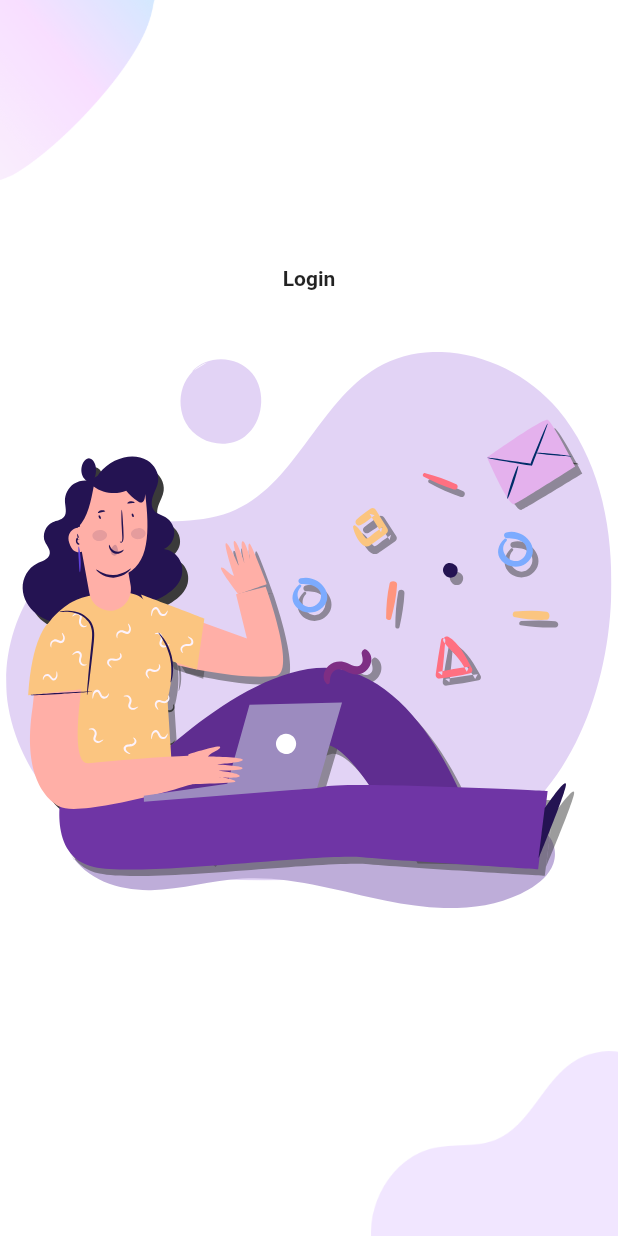
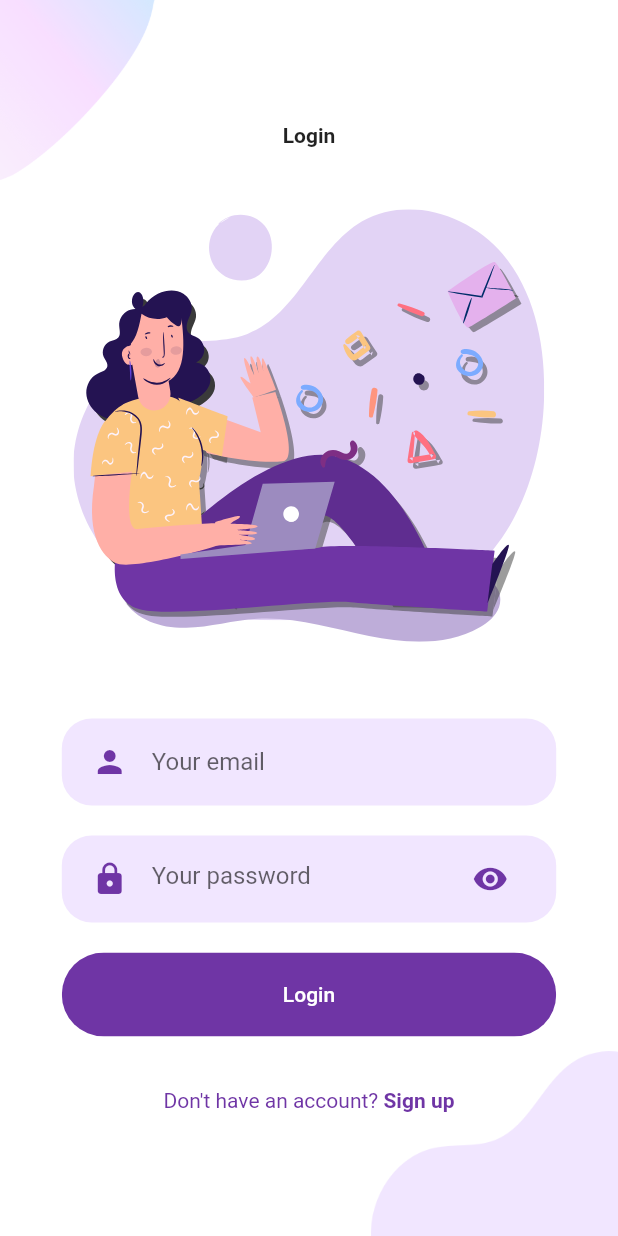
Before and after one commit to SiKirillo/awesome_flutter, a Flutter app: the screen it shows after launch, after a tap on "Login", on a phone screen of 412 x 824 dp. Run offline on Flutter 3.47's test engine with Material 2 defaults, Android fonts, the phone set to English and light mode, and no system bars; our stand-ins replace cloud_firestore, firebase_auth, firebase_core, fl_chart, flutter_spinkit, flutter_svg and 2 more; accounts and stored records are empty.

Commit message:
Patch #2
- finished login page

```diff
--- a/mobile_auth_page/lib/src/features/login/components/body.dart
+++ b/mobile_auth_page/lib/src/features/login/components/body.dart
@@ -1,6 +1,12 @@
 import 'package:flutter/material.dart';
 import 'package:flutter_svg/flutter_svg.dart';
+import 'package:mobile_auth_page/constants.dart';
 import 'package:mobile_auth_page/src/features/login/components/background.dart';
+import 'package:mobile_auth_page/src/features/login/components/bottom_account_check.dart';
+import 'package:mobile_auth_page/src/shared/components/rounded_button.dart';
+import 'package:mobile_auth_page/src/shared/components/rounded_input_field.dart';
+import 'package:mobile_auth_page/src/shared/components/rounded_password_field.dart';
+import 'package:mobile_auth_page/src/shared/components/text_field_container.dart';
 
 class Body extends StatelessWidget {
   const Body({Key? key}) : super(key: key);
@@ -23,19 +29,28 @@ class Body extends StatelessWidget {
             ),
             SvgPicture.asset(
               'assets/icons/login.svg',
-              height: size.height * 0.45,
+              height: size.height * 0.35,
             ),
             SizedBox(
               height: size.height * 0.05,
             ),
-            // RoundedButton(
-            //   text: 'Login',
-            //   callback: () {},
-            // ),
-            // RoundedButton(
-            //   text: 'Sign up',
-            //   callback: () {},
-            // ),
+            RoundedInputField(
+              hintText: 'Your email',
+              onChanged: (value) {},
+            ),
+            RoundedPasswordField(
+              onChanged: (value) {},
+            ),
+            RoundedButton(
+              text: 'Login',
+              callback: () {},
+            ),
+            SizedBox(
+              height: size.height * 0.03,
+            ),
+            BottomAccountCheck(
+              callback: () {},
+            ),
           ],
         ),
       ),
--- /dev/null
+++ b/mobile_auth_page/lib/src/features/login/components/bottom_account_check.dart
@@ -0,0 +1,39 @@
+import 'package:flutter/material.dart';
+import 'package:mobile_auth_page/constants.dart';
+
+class BottomAccountCheck extends StatelessWidget {
+  final bool hasAccount;
+  final Function callback;
+
+  const BottomAccountCheck({
+    Key? key,
+    this.hasAccount = true,
+    required this.callback,
+  }) : super(key: key);
+
+  @override
+  Widget build(BuildContext context) {
+    return Flex(
+      direction: Axis.horizontal,
+      mainAxisAlignment: MainAxisAlignment.center,
+      children: <Widget>[
+        Text(
+          hasAccount ? 'Don\'t have an account? ' : 'Already have an account? ',
+          style: TextStyle(
+            color: kPrimaryColor,
+          ),
+        ),
+        InkWell(
+          onTap: () => callback(),
+          child: Text(
+            hasAccount ? 'Sign up' : 'Sign in',
+            style: TextStyle(
+              color: kPrimaryColor,
+              fontWeight: FontWeight.bold,
+            ),
+          ),
+        ),
+      ],
+    );
+  }
+}
--- /dev/null
+++ b/mobile_auth_page/lib/src/shared/components/rounded_input_field.dart
@@ -0,0 +1,33 @@
+import 'package:flutter/material.dart';
+import 'package:mobile_auth_page/constants.dart';
+import 'package:mobile_auth_page/src/shared/components/text_field_container.dart';
+
+class RoundedInputField extends StatelessWidget {
+  final String hintText;
+  final IconData icon;
+  final ValueChanged<String> onChanged;
+
+  const RoundedInputField({
+    Key? key,
+    required this.hintText,
+    this.icon = Icons.person,
+    required this.onChanged,
+  }) : super(key: key);
+
+  @override
+  Widget build(BuildContext context) {
+    return TextFieldContainer(
+      child: TextField(
+        onChanged: onChanged,
+        decoration: InputDecoration(
+          hintText: hintText,
+          icon: Icon(
+            icon,
+            color: kPrimaryColor,
+          ),
+          border: InputBorder.none,
+        ),
+      ),
+    );
+  }
+}
--- /dev/null
+++ b/mobile_auth_page/lib/src/shared/components/rounded_password_field.dart
@@ -0,0 +1,52 @@
+import 'package:flutter/material.dart';
+import 'package:mobile_auth_page/constants.dart';
+import 'package:mobile_auth_page/src/shared/components/text_field_container.dart';
+
+class RoundedPasswordField extends StatefulWidget {
+  final String hintText;
+  final ValueChanged<String> onChanged;
+
+  const RoundedPasswordField({
+    Key? key,
+    this.hintText = 'Your password',
+    required this.onChanged,
+  }) : super(key: key);
+
+  @override
+  State<RoundedPasswordField> createState() => _RoundedPasswordFieldState();
+}
+
+class _RoundedPasswordFieldState extends State<RoundedPasswordField> {
+  bool _isObscure = true;
+
+  void _changeObscureCallback() {
+    setState(() {
+      _isObscure = !_isObscure;
+    });
+  }
+
+  @override
+  Widget build(BuildContext context) {
+    return TextFieldContainer(
+      child: TextField(
+        onChanged: widget.onChanged,
+        obscureText: _isObscure,
+        decoration: InputDecoration(
+          hintText: widget.hintText,
+          icon: Icon(
+            Icons.lock,
+            color: kPrimaryColor,
+          ),
+          suffixIcon: InkWell(
+            onTap: _changeObscureCallback,
+            child: Icon(
+              Icons.visibility,
+              color: kPrimaryColor,
+            ),
+          ),
+          border: InputBorder.none,
+        ),
+      ),
+    );
+  }
+}
--- /dev/null
+++ b/mobile_auth_page/lib/src/shared/components/text_field_container.dart
@@ -0,0 +1,23 @@
+import 'package:flutter/material.dart';
+import 'package:mobile_auth_page/constants.dart';
+
+class TextFieldContainer extends StatelessWidget {
+  final Widget child;
+
+  const TextFieldContainer({Key? key, required this.child,}) : super(key: key);
+
+  @override
+  Widget build(BuildContext context) {
+    Size size = MediaQuery.of(context).size;
+    return Container(
+      margin: EdgeInsets.symmetric(vertical: 10.0),
+      padding: EdgeInsets.symmetric(vertical: 5.0, horizontal: 20.0),
+      width: size.width * 0.8,
+      decoration: BoxDecoration(
+        color: kPrimaryLightColor,
+        borderRadius: BorderRadius.circular(20.0),
+      ),
+      child: child,
+    );
+  }
+}
--- a/mobile_auth_page/pubspec.yaml
+++ b/mobile_auth_page/pubspec.yaml
@@ -19,6 +19,8 @@ dev_dependencies:
   flutter_test:
     sdk: flutter
 
+  flutter_lints: ^1.0.0
+
 flutter:
   uses-material-design: true
 
```
Also changed, not shown: mobile_auth_page/pubspec.lock.
